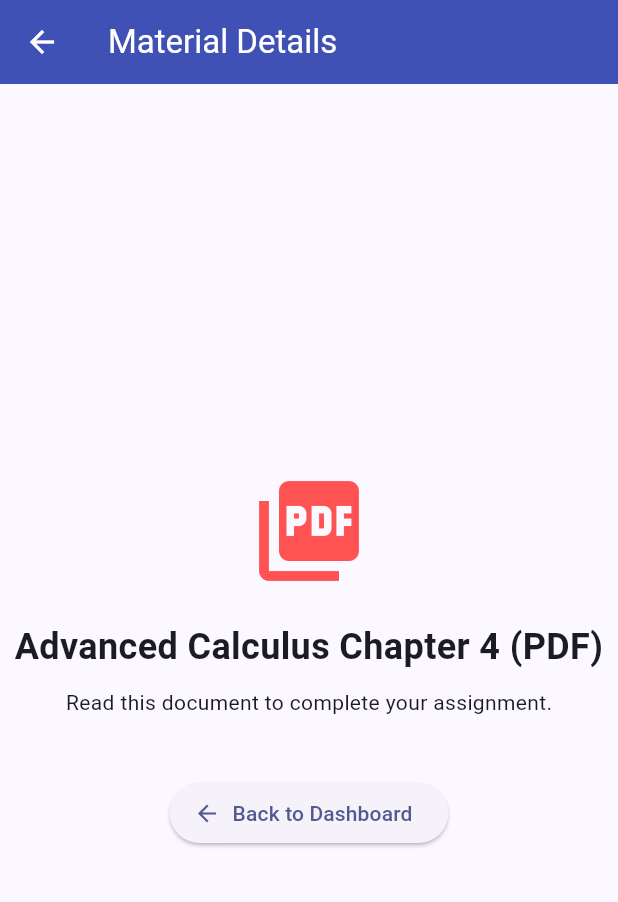
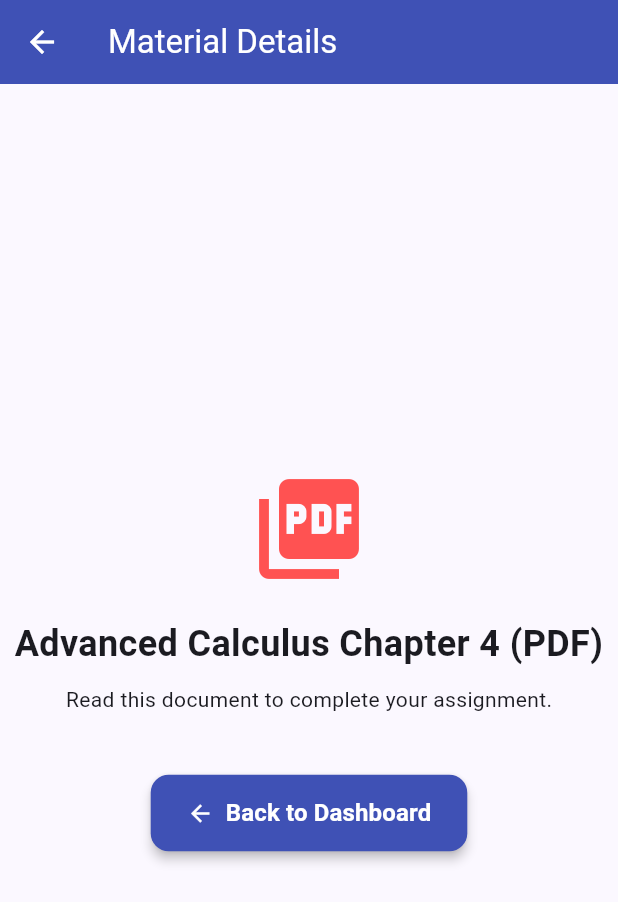
Before and after one commit to kalviumcommunity/S75-0226-SAT-Flutter-Firebase-ScholarSync, a Flutter app: the DashboardScreen screen opened directly, after a tap on "Advanced Calculus Chapter 4", on a phone screen of 412 x 824 dp. Shown: the top 902 px of the screen. Run offline on Flutter 3.47's test engine with Material 3 defaults, Android fonts, the phone set to English and light mode, and no system bars; our stand-ins replace firebase_auth, firebase_core; accounts and stored records are empty.

Commit message:
feat: created and reused custom widgets for modular UI design

```diff
--- a/lib/screens/dashboard_screen.dart
+++ b/lib/screens/dashboard_screen.dart
@@ -1,4 +1,5 @@
 import 'package:flutter/material.dart';
+import '../widgets/custom_primary_button.dart';
 
 class DashboardScreen extends StatelessWidget {
   // Keeping the user parameter optional for the demo
@@ -18,6 +19,15 @@ class DashboardScreen extends StatelessWidget {
         child: Column(
           crossAxisAlignment: CrossAxisAlignment.stretch,
           children: [
+            CustomPrimaryButton(
+              label: 'Add New Student',
+              icon: Icons.person_add,
+              backgroundColor: Colors.teal, // Overriding the default color
+              onPressed: () {
+                Navigator.pushNamed(context, '/add-student');
+              },
+            ),
+            const SizedBox(height: 30),
             const Text(
               'Recent Study Materials',
               style: TextStyle(fontSize: 20, fontWeight: FontWeight.bold),
--- a/lib/screens/material_details_screen.dart
+++ b/lib/screens/material_details_screen.dart
@@ -1,4 +1,5 @@
 import 'package:flutter/material.dart';
+import '../widgets/custom_primary_button.dart';
 
 class MaterialDetailsScreen extends StatelessWidget {
   const MaterialDetailsScreen({super.key});
@@ -30,14 +31,22 @@ class MaterialDetailsScreen extends StatelessWidget {
             const Text('Read this document to complete your assignment.'),
             const SizedBox(height: 40),
 
+            CustomPrimaryButton(
+              label: 'Back to Dashboard',
+              icon: Icons.arrow_back,
+              // Notice we don't pass a color here, so it uses the default Indigo!
+              onPressed: () {
+                Navigator.pop(context);
+              },
+            ),
             // The magic POP button!
-            ElevatedButton.icon(
-              onPressed: () {
-                Navigator.pop(context); // Returns the user to the previous screen
-              },
-              icon: const Icon(Icons.arrow_back),
-              label: const Text('Back to Dashboard'),
-            ),
+            // ElevatedButton.icon(
+            //   onPressed: () {
+            //     Navigator.pop(context); // Returns the user to the previous screen
+            //   },
+            //   icon: const Icon(Icons.arrow_back),
+            //   label: const Text('Back to Dashboard'),
+            // ),
           ],
         ),
       ),
--- /dev/null
+++ b/lib/widgets/custom_primary_button.dart
@@ -0,0 +1,37 @@
+// lib/widgets/custom_primary_button.dart
+import 'package:flutter/material.dart';
+
+class CustomPrimaryButton extends StatelessWidget {
+  final String label;
+  final IconData icon;
+  final VoidCallback onPressed;
+  final Color backgroundColor;
+
+  const CustomPrimaryButton({
+    super.key,
+    required this.label,
+    required this.icon,
+    required this.onPressed,
+    this.backgroundColor = Colors.indigo, // Default color for ScholarSync
+  });
+
+  @override
+  Widget build(BuildContext context) {
+    return ElevatedButton.icon(
+      onPressed: onPressed,
+      icon: Icon(icon, color: Colors.white),
+      label: Text(
+        label,
+        style: const TextStyle(fontSize: 16, fontWeight: FontWeight.bold, color: Colors.white)
+      ),
+      style: ElevatedButton.styleFrom(
+        backgroundColor: backgroundColor,
+        padding: const EdgeInsets.symmetric(horizontal: 24, vertical: 14),
+        shape: RoundedRectangleBorder(
+          borderRadius: BorderRadius.circular(12), // Standardized rounded corners
+        ),
+        elevation: 3,
+      ),
+    );
+  }
+}
```
Also changed, not shown: 1 other file.
